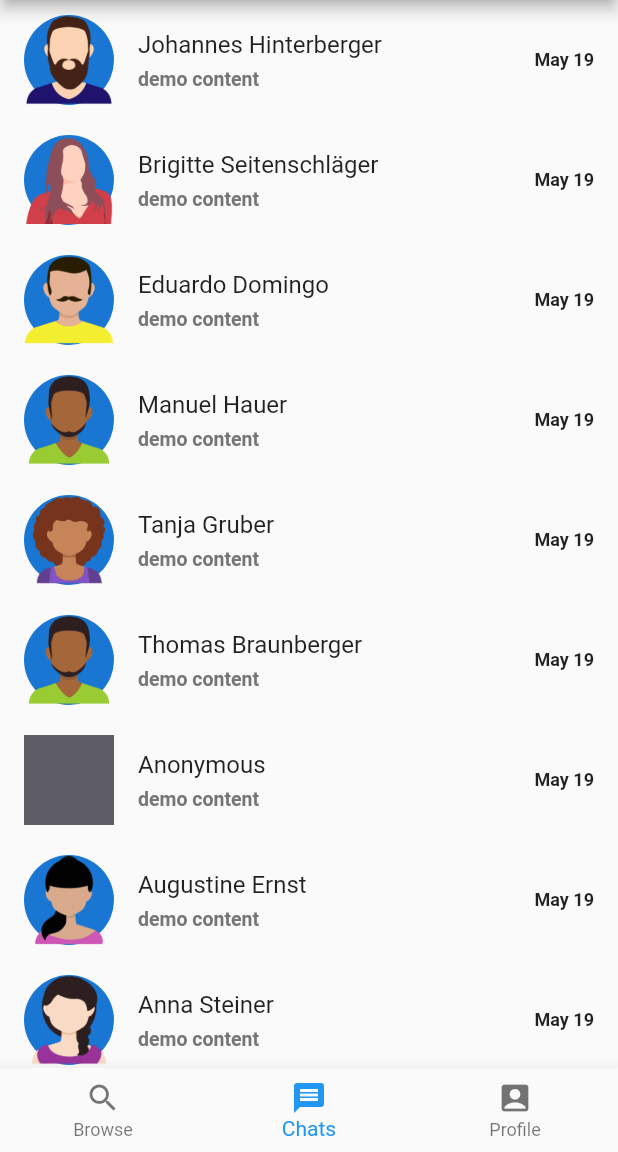
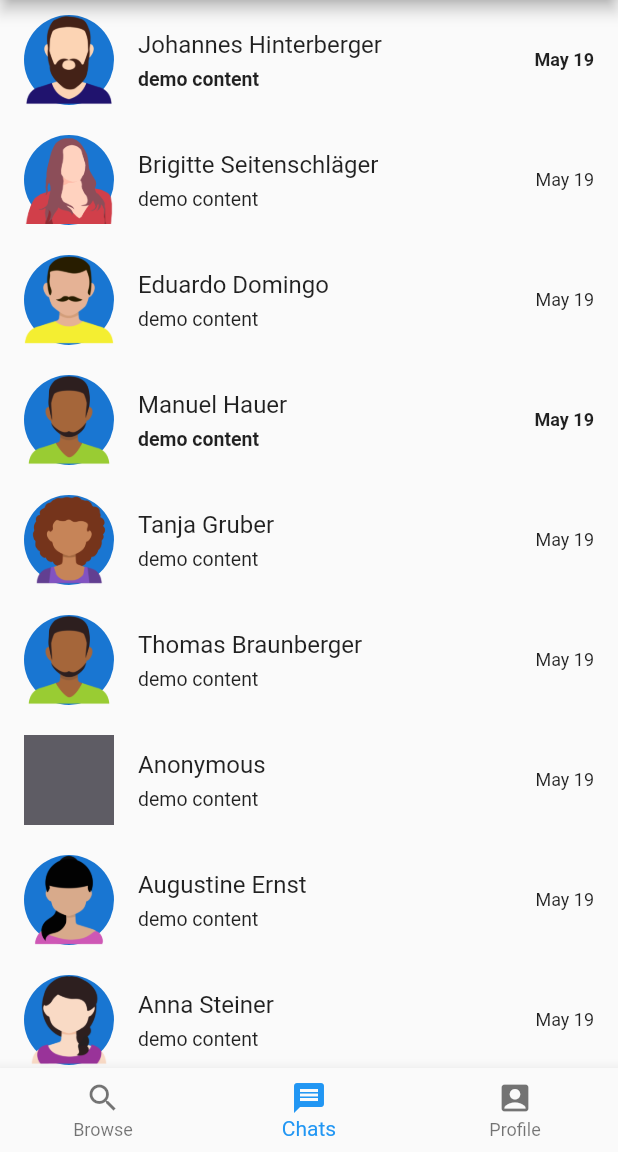
Before and after one commit to matwoess/helpout, a Flutter app: the screen it shows after launch, item 2 of the bottom bar chosen, on a phone screen of 412 x 824 dp, the part 84-1236 px from its top. Run offline on Flutter 3.47's test engine with Material 2 defaults, Android fonts, the phone set to English and light mode, and no system bars; our stand-ins replace geolocator; accounts and stored records are empty.

Commit message:
isRead logic for chats;

```diff
--- a/lib/misc/demodata.dart
+++ b/lib/misc/demodata.dart
@@ -164,15 +164,15 @@ class DemoData {
 
   static List<Chat> getUserChats() {
     return [
-      Chat(0, 'joe.hinter', 'my_username'),
-      Chat(1, 'my_username', 'briggite.s'),
-      Chat(2, 'eddom', 'my_username'),
-      Chat(3, 'my_username', 'm.hauer'),
-      Chat(4, 'tanja.gruber', 'my_username'),
-      Chat(5, 'my_username', 'tbb'),
-      Chat(6, 'usr123', 'my_username'),
-      Chat(7, 'my_username', 'augernst'),
-      Chat(443, 'anna96', 'my_username'),
+      Chat(0, 'joe.hinter', 'my_username', false, Message.empty()),
+      Chat(1, 'my_username', 'briggite.s', true, Message.empty()),
+      Chat(2, 'eddom', 'my_username', true, Message.empty()),
+      Chat(3, 'my_username', 'm.hauer', false, Message.empty()),
+      Chat(4, 'tanja.gruber', 'my_username', true, Message.empty()),
+      Chat(5, 'my_username', 'tbb', true, Message.empty()),
+      Chat(6, 'usr123', 'my_username', true, Message.empty()),
+      Chat(7, 'my_username', 'augernst', true, Message.empty()),
+      Chat(443, 'anna96', 'my_username', true, Message.empty()),
     ];
   }
 
--- a/lib/model/chat.dart
+++ b/lib/model/chat.dart
@@ -5,10 +5,11 @@ class Chat {
   final int chatId;
   final String username1;
   final String username2;
-  bool isRead = true;
-  Message lastMessage = Message.empty();
+  bool isRead;
+  Message lastMessage;
 
-  Chat(this.chatId, this.username1, this.username2);
+  Chat(this.chatId, this.username1, this.username2, this.isRead,
+      this.lastMessage);
 
   String get otherUsername {
     String myUsername = AppState.getInstance().accountData.username;
--- a/lib/pages/chats.dart
+++ b/lib/pages/chats.dart
@@ -111,10 +111,9 @@ class _ChatItemState extends State<ChatItem> {
                             widget.chat.lastMessage.content,
                             style: TextStyle(
                                 fontSize: 13,
-                                color: Colors.grey.shade600,
                                 fontWeight: widget.chat.isRead
-                                    ? FontWeight.bold
-                                    : FontWeight.normal),
+                                    ? FontWeight.normal
+                                    : FontWeight.bold),
                           ),
                         ],
                       ),
@@ -129,7 +128,7 @@ class _ChatItemState extends State<ChatItem> {
               style: TextStyle(
                   fontSize: 12,
                   fontWeight:
-                      widget.chat.isRead ? FontWeight.bold : FontWeight.normal),
+                      widget.chat.isRead ? FontWeight.normal : FontWeight.bold),
             ),
           ],
         ),
```
